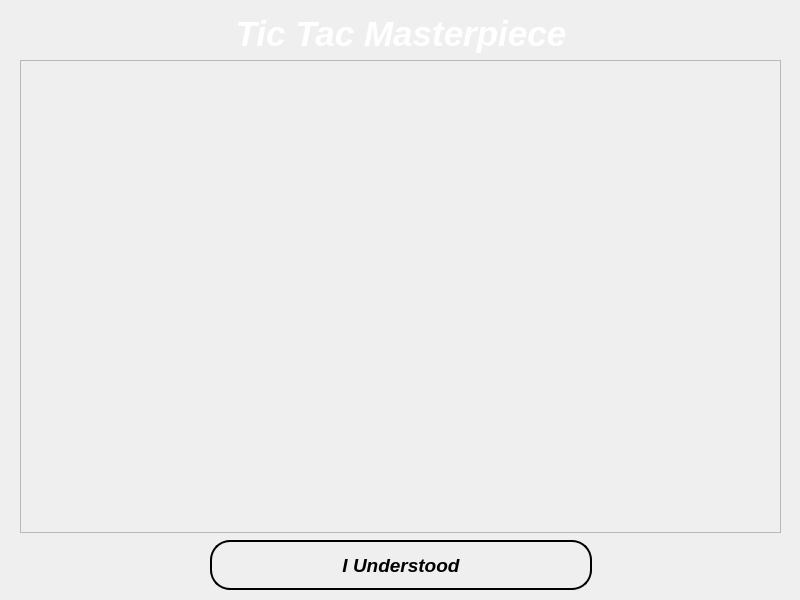
The window that help_sus.ui (Mohammed-3tef/Tic_Tac_Masterpiece_GUI) describes before a commit, drawn with Qt 5.
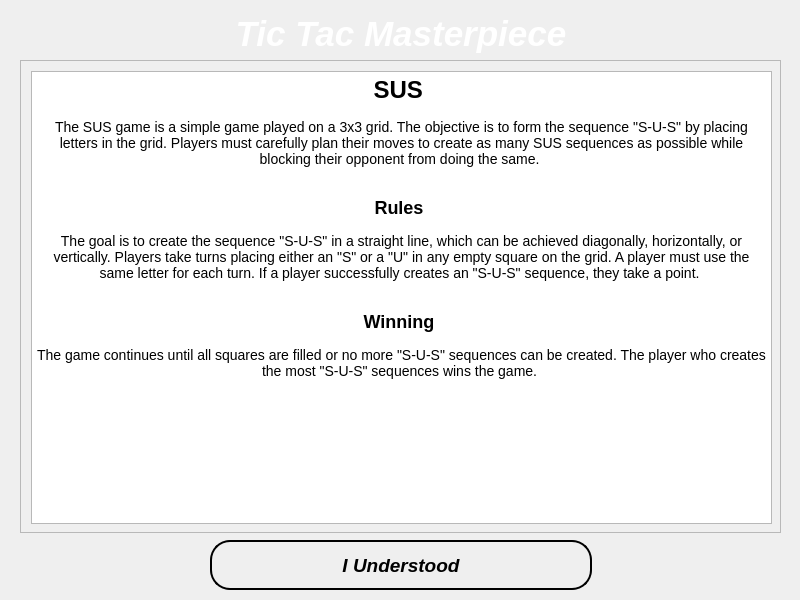
The same window after the commit.

Diff of the .ui file:
```diff
--- a/help_sus.ui
+++ b/help_sus.ui
@@ -45,6 +45,31 @@
        <height>471</height>
       </rect>
      </property>
+     <widget class="QTextBrowser" name="textBrowser">
+      <property name="geometry">
+       <rect>
+        <x>10</x>
+        <y>10</y>
+        <width>741</width>
+        <height>453</height>
+       </rect>
+      </property>
+      <property name="html">
+       <string>&lt;!DOCTYPE HTML PUBLIC &quot;-//W3C//DTD HTML 4.0//EN&quot; &quot;http://www.w3.org/TR/REC-html40/strict.dtd&quot;&gt;
+&lt;html&gt;&lt;head&gt;&lt;meta name=&quot;qrichtext&quot; content=&quot;1&quot; /&gt;&lt;meta charset=&quot;utf-8&quot; /&gt;&lt;style type=&quot;text/css&quot;&gt;
+p, li { white-space: pre-wrap; }
+hr { height: 1px; border-width: 0; }
+li.unchecked::marker { content: &quot;\2610&quot;; }
+li.checked::marker { content: &quot;\2612&quot;; }
+&lt;/style&gt;&lt;/head&gt;&lt;body style=&quot; font-family:'Segoe UI'; font-size:9pt; font-weight:400; font-style:normal;&quot;&gt;
+&lt;h1 align=&quot;center&quot; style=&quot; margin-top:0px; margin-bottom:0px; margin-left:0px; margin-right:0px; -qt-block-indent:0; text-indent:0px;&quot;&gt;&lt;span style=&quot; font-size:xx-large; font-weight:700;&quot;&gt;SUS &lt;/span&gt;&lt;/h1&gt;
+&lt;p align=&quot;center&quot; style=&quot; margin-top:15px; margin-bottom:30px; margin-left:0px; margin-right:0px; -qt-block-indent:0; text-indent:0px;&quot;&gt;&lt;span style=&quot; font-size:large;&quot;&gt;The SUS game is a simple game played on a 3x3 grid. The objective is to form the sequence &amp;quot;S-U-S&amp;quot; by placing letters in the grid. Players must carefully plan their moves to create as many SUS sequences as possible while blocking their opponent from doing the same. &lt;/span&gt;&lt;/p&gt;
+&lt;h2 align=&quot;center&quot; style=&quot; margin-top:0px; margin-bottom:0px; margin-left:0px; margin-right:0px; -qt-block-indent:0; text-indent:0px;&quot;&gt;&lt;span style=&quot; font-size:x-large; font-weight:700;&quot;&gt;Rules &lt;/span&gt;&lt;/h2&gt;
+&lt;p align=&quot;center&quot; style=&quot; margin-top:15px; margin-bottom:30px; margin-left:0px; margin-right:0px; -qt-block-indent:0; text-indent:0px;&quot;&gt;&lt;span style=&quot; font-size:large;&quot;&gt;The goal is to create the sequence &amp;quot;S-U-S&amp;quot; in a straight line, which can be achieved diagonally, horizontally, or vertically. Players take turns placing either an &amp;quot;S&amp;quot; or a &amp;quot;U&amp;quot; in any empty square on the grid. A player must use the same letter for each turn. If a player successfully creates an &amp;quot;S-U-S&amp;quot; sequence, they take a point. &lt;/span&gt;&lt;/p&gt;
+&lt;h2 align=&quot;center&quot; style=&quot; margin-top:0px; margin-bottom:0px; margin-left:0px; margin-right:0px; -qt-block-indent:0; text-indent:0px;&quot;&gt;&lt;span style=&quot; font-size:x-large; font-weight:700;&quot;&gt;Winning &lt;/span&gt;&lt;/h2&gt;
+&lt;p align=&quot;center&quot; style=&quot; margin-top:15px; margin-bottom:30px; margin-left:0px; margin-right:0px; -qt-block-indent:0; text-indent:0px;&quot;&gt;&lt;span style=&quot; font-size:large;&quot;&gt;The game continues until all squares are filled or no more &amp;quot;S-U-S&amp;quot; sequences can be created. The player who creates the most &amp;quot;S-U-S&amp;quot; sequences wins the game. &lt;/span&gt;&lt;/p&gt;&lt;/body&gt;&lt;/html&gt;</string>
+      </property>
+     </widget>
     </widget>
    </widget>
    <widget class="QLabel" name="label">
```
